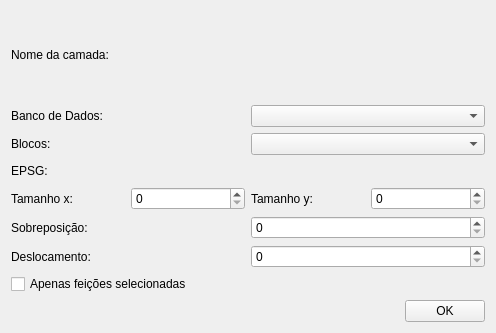
dsgoficial/SAP_Gerente, file uis/generatesWorkUnit.ui: the form before one commit.
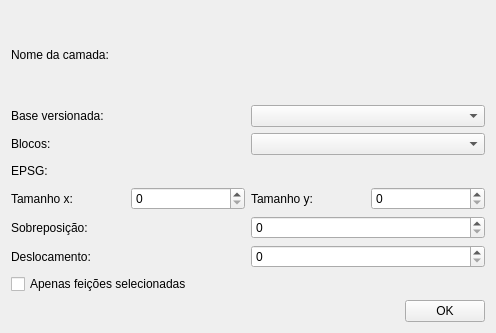
The form after the commit.

Commit message:
2.4.0: o SAP Gerente deixa os tipos 1 a 3 de dado de produção (só base versionada)
Saem as três ações de permissão de banco (100 para 97 no painel), a escolha de tipo e de conexão PostGIS no cadastro do dado de produção, e as conexões PostgreSQL na importação de camadas. O cadastro manda tipo_dado_producao_id 4 fixo, que o servidor 3.38.0 aceita por compatibilidade.

Claude-Session: https://claude.ai/code/session_01TZFsYHRGfH3XP6KWborMsS

Diff of the .ui file:
```diff
--- a/uis/generatesWorkUnit.ui
+++ b/uis/generatesWorkUnit.ui
@@ -175,7 +175,7 @@
      <item>
       <widget class="QLabel" name="label_7">
        <property name="text">
-        <string>Banco de Dados:</string>
+        <string>Base versionada:</string>
        </property>
       </widget>
      </item>
```
The commit also changes 34 other files.
